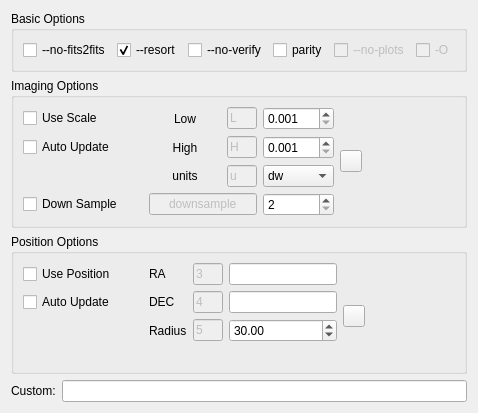
This is kstars/ekos/align/opsastrometry.ui in KDE/kstars as Qt 5 draws it before an edit. The edited form follows.
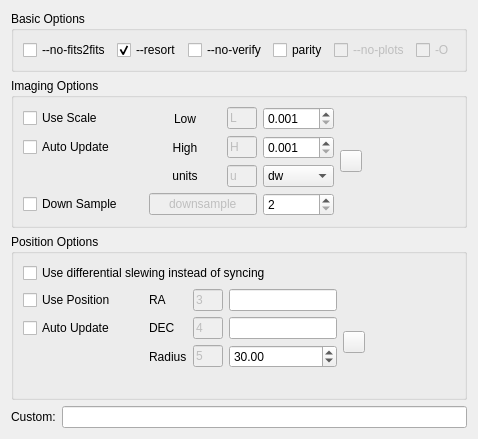
This is the edited form. Icons and pictures are not drawn. Custom widgets are drawn as their Qt base class.

Commit message: Adding experimental support for differential slewing in align module

The edit to the form file:
```diff
--- a/kstars/ekos/align/opsastrometry.ui
+++ b/kstars/ekos/align/opsastrometry.ui
@@ -439,49 +439,23 @@
       <string>Position Options</string>
      </property>
      <layout class="QGridLayout" name="gridLayout_2">
-      <item row="0" column="1">
-       <widget class="QLabel" name="label_14">
+      <item row="1" column="0">
+       <widget class="QCheckBox" name="kcfg_AstrometryUsePosition">
         <property name="toolTip">
          <string>&lt;html&gt;&lt;head/&gt;&lt;body&gt;&lt;p&gt;The RA of the Estimated Telescope/Image Field Position in hh:mm:ss notation&lt;/p&gt;&lt;/body&gt;&lt;/html&gt;</string>
         </property>
         <property name="text">
-         <string>RA</string>
+         <string>Use Position</string>
         </property>
-       </widget>
-      </item>
-      <item row="0" column="3">
-       <widget class="dmsBox" name="estRA">
-        <property name="enabled">
-         <bool>true</bool>
+        <property name="checked">
+         <bool>false</bool>
         </property>
         <property name="toolTip">
          <string>&lt;html&gt;&lt;head/&gt;&lt;body&gt;&lt;p&gt;The RA of the Estimated Telescope/Image Field Position in hh:mm:ss notation&lt;/p&gt;&lt;/body&gt;&lt;/html&gt;</string>
         </property>
        </widget>
       </item>
-      <item row="1" column="4" rowspan="2">
-       <widget class="QPushButton" name="updatePosition">
-        <property name="minimumSize">
-         <size>
-          <width>22</width>
-          <height>22</height>
-         </size>
-        </property>
-        <property name="maximumSize">
-         <size>
-          <width>22</width>
-          <height>22</height>
-         </size>
-        </property>
-        <property name="toolTip">
-         <string>&lt;html&gt;&lt;head/&gt;&lt;body&gt;&lt;p&gt;Update coordinates to the current telescope position&lt;/p&gt;&lt;/body&gt;&lt;/html&gt;</string>
-        </property>
-        <property name="text">
-         <string/>
-        </property>
-       </widget>
-      </item>
-      <item row="2" column="2">
+      <item row="3" column="2">
        <widget class="QLineEdit" name="lineEdit_44">
         <property name="enabled">
          <bool>false</bool>
@@ -500,33 +474,7 @@
         </property>
        </widget>
       </item>
-      <item row="0" column="2">
-       <widget class="QLineEdit" name="lineEdit_47">
-        <property name="enabled">
-         <bool>false</bool>
-        </property>
-        <property name="maximumSize">
-         <size>
-          <width>30</width>
-          <height>16777215</height>
-         </size>
-        </property>
-        <property name="toolTip">
-         <string>&lt;html&gt;&lt;head/&gt;&lt;body&gt;&lt;p&gt;The RA of the Estimated Telescope/Image Field Position in hh:mm:ss notation&lt;/p&gt;&lt;/body&gt;&lt;/html&gt;</string>
-        </property>
-        <property name="text">
-         <string>3</string>
-        </property>
-       </widget>
-      </item>
-      <item row="3" column="0">
-       <widget class="QLabel" name="label">
-        <property name="text">
-         <string/>
-        </property>
-       </widget>
-      </item>
-      <item row="2" column="3">
+      <item row="3" column="3">
        <widget class="QDoubleSpinBox" name="kcfg_AstrometryRadius">
         <property name="minimum">
          <double>1.000000000000000</double>
@@ -540,7 +488,7 @@
        </widget>
       </item>
       <item row="1" column="2">
-       <widget class="QLineEdit" name="lineEdit_48">
+       <widget class="QLineEdit" name="lineEdit_47">
         <property name="enabled">
          <bool>false</bool>
         </property>
@@ -551,14 +499,89 @@
          </size>
         </property>
         <property name="toolTip">
+         <string>&lt;html&gt;&lt;head/&gt;&lt;body&gt;&lt;p&gt;The RA of the Estimated Telescope/Image Field Position in hh:mm:ss notation&lt;/p&gt;&lt;/body&gt;&lt;/html&gt;</string>
+        </property>
+        <property name="text">
+         <string>3</string>
+        </property>
+       </widget>
+      </item>
+      <item row="2" column="1">
+       <widget class="QLabel" name="label_15">
+        <property name="toolTip">
          <string>&lt;html&gt;&lt;head/&gt;&lt;body&gt;&lt;p&gt;The DEC of the Estimated Telescope/Image Field Position in dd:mm:ss notation&lt;/p&gt;&lt;/body&gt;&lt;/html&gt;</string>
         </property>
         <property name="text">
-         <string>4</string>
+         <string>DEC</string>
         </property>
        </widget>
       </item>
       <item row="1" column="3">
+       <widget class="dmsBox" name="estRA">
+        <property name="enabled">
+         <bool>true</bool>
+        </property>
+        <property name="toolTip">
+         <string>&lt;html&gt;&lt;head/&gt;&lt;body&gt;&lt;p&gt;The RA of the Estimated Telescope/Image Field Position in hh:mm:ss notation&lt;/p&gt;&lt;/body&gt;&lt;/html&gt;</string>
+        </property>
+       </widget>
+      </item>
+      <item row="1" column="1">
+       <widget class="QLabel" name="label_14">
+        <property name="toolTip">
+         <string>&lt;html&gt;&lt;head/&gt;&lt;body&gt;&lt;p&gt;The RA of the Estimated Telescope/Image Field Position in hh:mm:ss notation&lt;/p&gt;&lt;/body&gt;&lt;/html&gt;</string>
+        </property>
+        <property name="text">
+         <string>RA</string>
+        </property>
+       </widget>
+      </item>
+      <item row="2" column="4" rowspan="2">
+       <widget class="QPushButton" name="updatePosition">
+        <property name="minimumSize">
+         <size>
+          <width>22</width>
+          <height>22</height>
+         </size>
+        </property>
+        <property name="maximumSize">
+         <size>
+          <width>22</width>
+          <height>22</height>
+         </size>
+        </property>
+        <property name="toolTip">
+         <string>&lt;html&gt;&lt;head/&gt;&lt;body&gt;&lt;p&gt;Update coordinates to the current telescope position&lt;/p&gt;&lt;/body&gt;&lt;/html&gt;</string>
+        </property>
+        <property name="text">
+         <string/>
+        </property>
+       </widget>
+      </item>
+      <item row="2" column="5">
+       <spacer name="horizontalSpacer_2">
+        <property name="orientation">
+         <enum>Qt::Horizontal</enum>
+        </property>
+        <property name="sizeHint" stdset="0">
+         <size>
+          <width>40</width>
+          <height>20</height>
+         </size>
+        </property>
+       </spacer>
+      </item>
+      <item row="3" column="1">
+       <widget class="QLabel" name="label_8">
+        <property name="toolTip">
+         <string>&lt;html&gt;&lt;head/&gt;&lt;body&gt;&lt;p&gt;The Search Radius for the Estimated Telescope/Image Field Position in degrees.&lt;/p&gt;&lt;/body&gt;&lt;/html&gt;</string>
+        </property>
+        <property name="text">
+         <string>Radius</string>
+        </property>
+       </widget>
+      </item>
+      <item row="2" column="3">
        <widget class="dmsBox" name="estDec">
         <property name="enabled">
          <bool>true</bool>
@@ -574,27 +597,33 @@
         </property>
        </widget>
       </item>
-      <item row="2" column="1">
-       <widget class="QLabel" name="label_8">
-        <property name="toolTip">
-         <string>&lt;html&gt;&lt;head/&gt;&lt;body&gt;&lt;p&gt;The Search Radius for the Estimated Telescope/Image Field Position in degrees.&lt;/p&gt;&lt;/body&gt;&lt;/html&gt;</string>
-        </property>
+      <item row="4" column="0">
+       <widget class="QLabel" name="label">
         <property name="text">
-         <string>Radius</string>
+         <string/>
         </property>
        </widget>
       </item>
-      <item row="1" column="1">
-       <widget class="QLabel" name="label_15">
+      <item row="2" column="2">
+       <widget class="QLineEdit" name="lineEdit_48">
+        <property name="enabled">
+         <bool>false</bool>
+        </property>
+        <property name="maximumSize">
+         <size>
+          <width>30</width>
+          <height>16777215</height>
+         </size>
+        </property>
         <property name="toolTip">
          <string>&lt;html&gt;&lt;head/&gt;&lt;body&gt;&lt;p&gt;The DEC of the Estimated Telescope/Image Field Position in dd:mm:ss notation&lt;/p&gt;&lt;/body&gt;&lt;/html&gt;</string>
         </property>
         <property name="text">
-         <string>DEC</string>
+         <string>4</string>
         </property>
        </widget>
       </item>
-      <item row="1" column="0">
+      <item row="2" column="0">
        <layout class="QHBoxLayout" name="horizontalLayout_3">
         <item>
          <widget class="QCheckBox" name="kcfg_AstrometryAutoUpdatePosition">
@@ -648,32 +677,16 @@
         </item>
        </layout>
       </item>
-      <item row="0" column="0">
-       <widget class="QCheckBox" name="kcfg_AstrometryUsePosition">
+      <item row="0" column="0" colspan="6">
+       <widget class="QCheckBox" name="kcfg_AstrometryDifferentialSlewing">
         <property name="toolTip">
          <string>&lt;html&gt;&lt;head/&gt;&lt;body&gt;&lt;p&gt;Set estimated position to speed up astrometry solver as it does not have to search in other areas of the sky.&lt;/p&gt;&lt;/body&gt;&lt;/html&gt;</string>
         </property>
         <property name="text">
-         <string>Use Position</string>
-        </property>
-        <property name="checked">
-         <bool>false</bool>
+         <string>Use differential slewing instead of syncing</string>
         </property>
        </widget>
       </item>
-      <item row="1" column="5">
-       <spacer name="horizontalSpacer_2">
-        <property name="orientation">
-         <enum>Qt::Horizontal</enum>
-        </property>
-        <property name="sizeHint" stdset="0">
-         <size>
-          <width>40</width>
-          <height>20</height>
-         </size>
-        </property>
-       </spacer>
-      </item>
      </layout>
      <zorder>label_14</zorder>
      <zorder>estRA</zorder>
```
Left out of the diff: 8 changed lines with no effect on the pictures. The commit also changes 3 other files.
